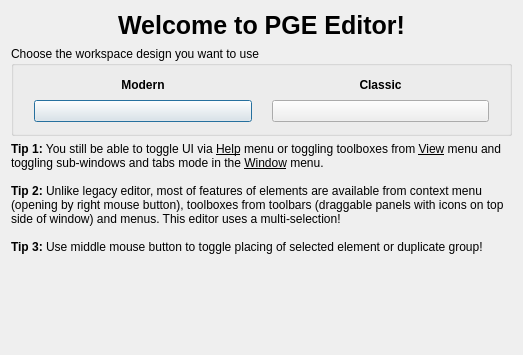
This is Editor/main_window/greeting_dialog/greeting_dialog.ui in WohlSoft/Moondust-Project as Qt 5 draws it before an edit. The edited form follows.
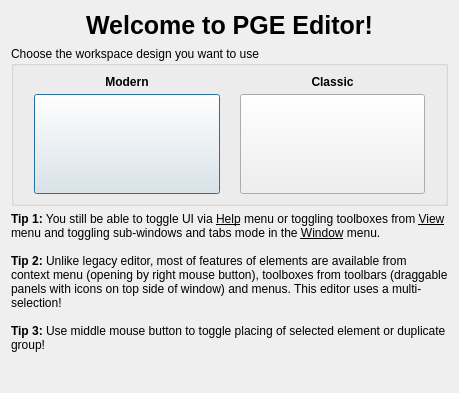
This is the edited form. Icons and pictures are not drawn.

What changed in the file:
```diff
--- a/Editor/main_window/greeting_dialog/greeting_dialog.ui
+++ b/Editor/main_window/greeting_dialog/greeting_dialog.ui
@@ -6,8 +6,8 @@
    <rect>
     <x>0</x>
     <y>0</y>
-    <width>523</width>
-    <height>355</height>
+    <width>459</width>
+    <height>393</height>
    </rect>
   </property>
   <property name="windowTitle">
@@ -17,12 +17,24 @@
    <iconset resource="../../_resources/editor.qrc">
     <normaloff>:/cat_builder.ico</normaloff>:/cat_builder.ico</iconset>
   </property>
-  <layout class="QGridLayout" name="gridLayout_2">
+  <layout class="QGridLayout" name="gridLayout_2" rowstretch="0,0,0,1000">
    <property name="sizeConstraint">
     <enum>QLayout::SetMinimumSize</enum>
    </property>
    <item row="1" column="0">
     <widget class="QGroupBox" name="groupBox">
+     <property name="sizePolicy">
+      <sizepolicy hsizetype="MinimumExpanding" vsizetype="MinimumExpanding">
+       <horstretch>0</horstretch>
+       <verstretch>0</verstretch>
+      </sizepolicy>
+     </property>
+     <property name="minimumSize">
+      <size>
+       <width>0</width>
+       <height>160</height>
+      </size>
+     </property>
      <property name="title">
       <string>Choose the workspace design you want to use</string>
      </property>
@@ -88,6 +100,12 @@
       </item>
       <item row="1" column="0">
        <widget class="QPushButton" name="modern">
+        <property name="minimumSize">
+         <size>
+          <width>0</width>
+          <height>100</height>
+         </size>
+        </property>
         <property name="toolTip">
          <string>Modern UI designed for convenient work on screens of various size.</string>
         </property>
@@ -108,6 +126,12 @@
       </item>
       <item row="1" column="1">
        <widget class="QPushButton" name="classic">
+        <property name="minimumSize">
+         <size>
+          <width>0</width>
+          <height>100</height>
+         </size>
+        </property>
         <property name="toolTip">
          <string>Classic interface will be more similar to editor for legacy engine</string>
         </property>
@@ -131,6 +155,12 @@
    </item>
    <item row="0" column="0">
     <widget class="QLabel" name="label">
+     <property name="sizePolicy">
+      <sizepolicy hsizetype="MinimumExpanding" vsizetype="MinimumExpanding">
+       <horstretch>0</horstretch>
+       <verstretch>0</verstretch>
+      </sizepolicy>
+     </property>
      <property name="font">
       <font>
        <pointsize>19</pointsize>
@@ -145,12 +175,18 @@
       <set>Qt::AlignCenter</set>
      </property>
      <property name="wordWrap">
-      <bool>true</bool>
+      <bool>false</bool>
      </property>
     </widget>
    </item>
    <item row="2" column="0">
     <widget class="QLabel" name="label_2">
+     <property name="sizePolicy">
+      <sizepolicy hsizetype="MinimumExpanding" vsizetype="MinimumExpanding">
+       <horstretch>0</horstretch>
+       <verstretch>0</verstretch>
+      </sizepolicy>
+     </property>
      <property name="text">
       <string>&lt;p&gt;&lt;b&gt;Tip 1:&lt;/b&gt; You still be able to toggle UI via &lt;u&gt;Help&lt;/u&gt; menu or toggling toolboxes from &lt;u&gt;View&lt;/u&gt; menu and toggling
 sub-windows and tabs mode in the &lt;u&gt;Window&lt;/u&gt; menu.&lt;br/&gt;
@@ -172,8 +208,8 @@
      </property>
      <property name="sizeHint" stdset="0">
       <size>
-       <width>20</width>
-       <height>40</height>
+       <width>0</width>
+       <height>0</height>
       </size>
      </property>
     </spacer>
```
